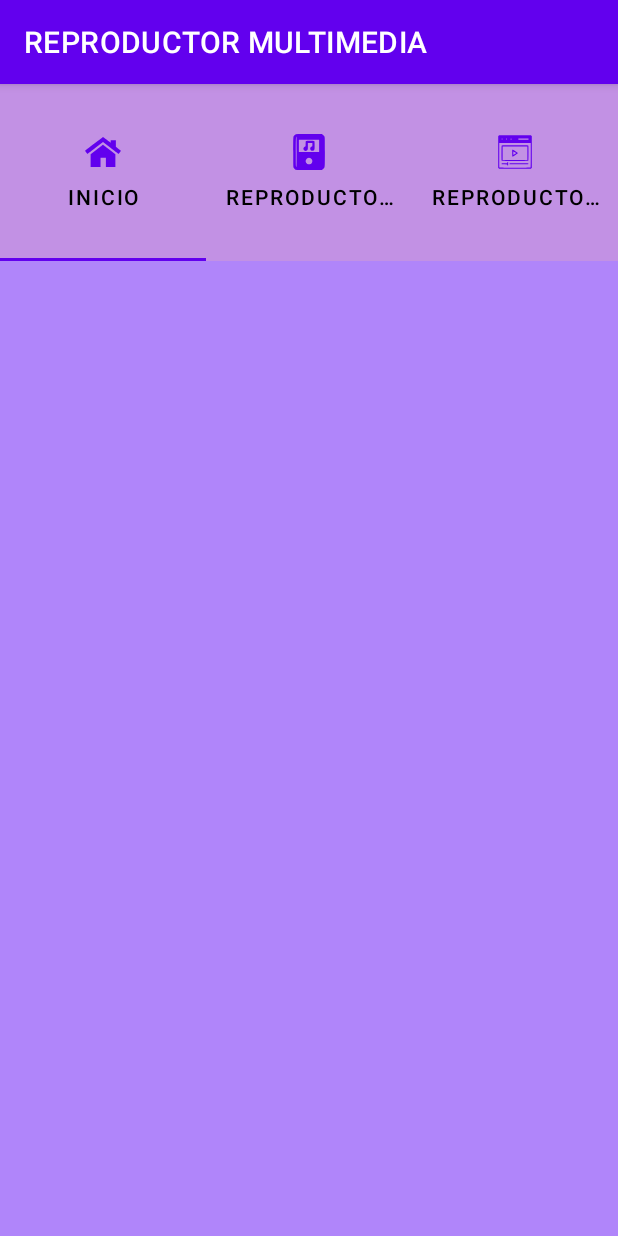
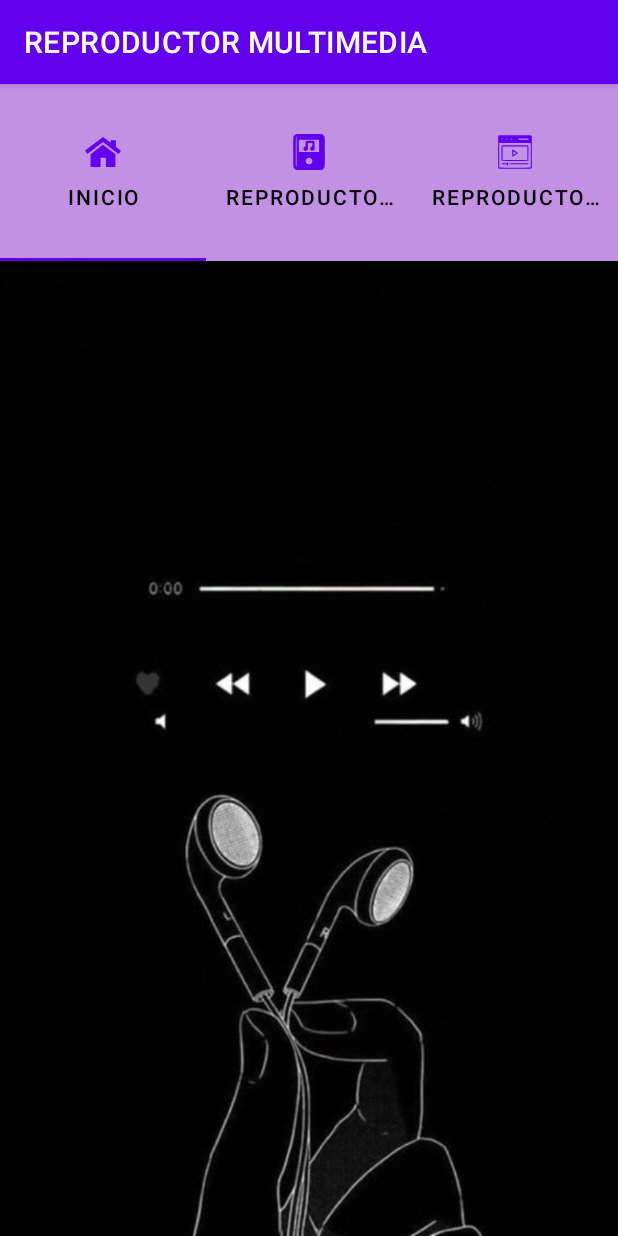
Before and after one commit to katterincampos/Semana5Multimedia, an Android app: the screen it shows after launch (MainActivity), on a phone screen of 412 x 824 dp. Run offline under Robolectric (Android 15) with nearby library versions, the light colour scheme and no system bars.

Commit message:
Se agreego ina imagen al fondo de la opción INICIO

```diff
--- a/app/src/main/res/layout/activity_main.xml
+++ b/app/src/main/res/layout/activity_main.xml
@@ -4,7 +4,7 @@
     xmlns:tools="http://schemas.android.com/tools"
     android:layout_width="match_parent"
     android:layout_height="match_parent"
-    android:background="#B085FA"
+    android:background="@drawable/ultima"
     android:foregroundTint="#3F51B5"
     android:orientation="vertical"
     tools:context=".MainActivity">
```
Also changed, not shown: app/src/main/res/drawable/audi.jpg (added), app/src/main/res/drawable/play.jpg (added), app/src/main/res/drawable/reproductor_multimedia__1_.png (added), app/src/main/res/drawable/ultima.jpg (added).
